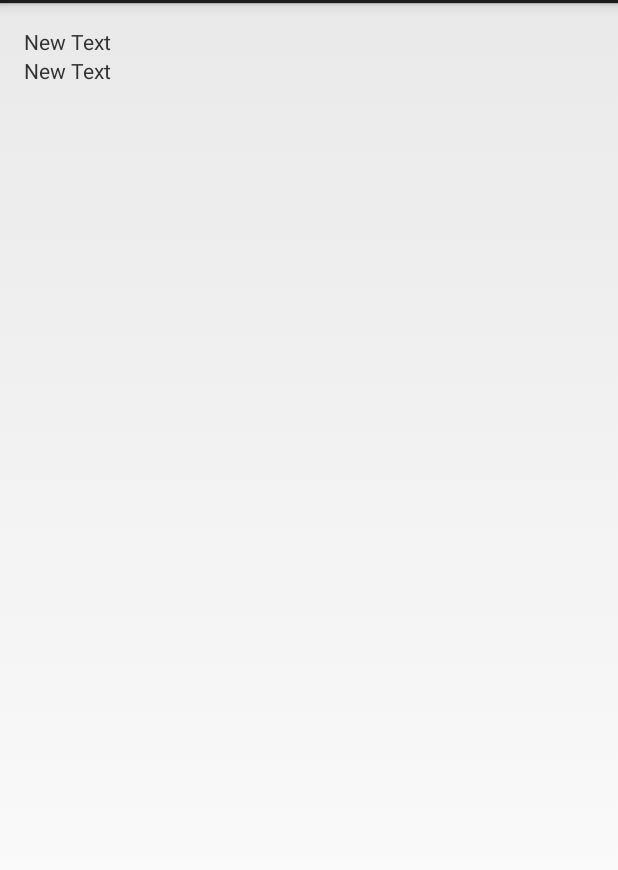
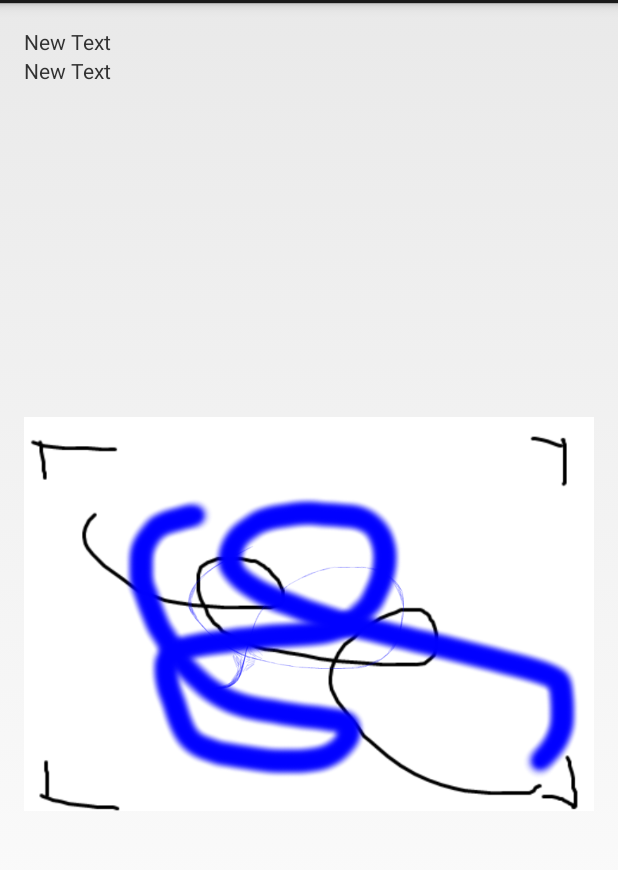
Before and after one commit to CzechHackathon2014/stb, an Android app: the screen it shows after launch (MyActivity), on a phone screen of 412 x 824 dp, the part 69-939 px from its top. Run offline under Robolectric (Android 15) with nearby library versions, the phone set to English and light mode, and no system bars; 1 statement that could not run was skipped.

Commit message:
1 sec, images

```diff
--- a/Tooth/app/build.gradle
+++ b/Tooth/app/build.gradle
@@ -21,7 +21,6 @@ android {
 
 dependencies {
     compile fileTree(dir: 'libs', include: ['*.jar'])
-
     compile fileTree(dir: 'libs', include: 'Parse-*.jar')
     compile 'net.sourceforge.jtransforms:jtransforms:2.4.0'
 }
--- a/Tooth/app/src/main/java/com/example/rjokl_000/tooth/MyActivity.java
+++ b/Tooth/app/src/main/java/com/example/rjokl_000/tooth/MyActivity.java
@@ -8,6 +8,7 @@ import android.content.BroadcastReceiver;
 import android.content.Context;
 import android.content.Intent;
 import android.content.IntentFilter;
+import android.graphics.BitmapFactory;
 import android.hardware.Sensor;
 import android.hardware.SensorEvent;
 import android.hardware.SensorEventListener;
@@ -18,6 +19,7 @@ import android.os.Message;
 import android.util.Log;
 import android.view.Menu;
 import android.view.MenuItem;
+import android.widget.ImageView;
 import android.widget.TextView;
 
 import com.parse.Parse;
@@ -48,7 +50,6 @@ public class MyActivity extends Activity implements SensorEventListener {
     private BluetoothSocket btSocket = null;
     private static final UUID MY_UUID = UUID.fromString("00001101-0000-1000-8000-00805F9B34FB");
     final int RECIEVE_MESSAGE = 1;
-
 
     // Create a BroadcastReceiver for ACTION_FOUND
     private final BroadcastReceiver mReceiver = new BroadcastReceiver() {
@@ -81,6 +82,31 @@ public class MyActivity extends Activity implements SensorEventListener {
         // jarda
         Parse.initialize(this, "LTxpj4PZ88hs9OwNLobWYwzI2Xr1nAAQpD555oPc", "WQV7TgBSSvA1j5uBj7GIeVyWm4byMSDkcW7rMfU3");
 
+        h = new Handler() {
+            public void handleMessage(android.os.Message msg) {
+                switch (msg.what) {
+                    case RECIEVE_MESSAGE:
+                        //A: x:    -8 y:   -16 z: -1040 M: x:   122 y:  -307 z:   459
+                        Pattern dp = Pattern.compile("A: x: +(-?\\d+) y: +(-?\\d+) z: +(-?\\d+) M: x: +(-?\\d+) y: +(-?\\d+) z: +(-?\\d+)");
+                        String line = (String)msg.obj;
+
+                        Matcher m = dp.matcher(line);
+                        if (m.find()) {
+                            addSample(
+                                    Float.parseFloat(m.group(1))/100,
+                                    Float.parseFloat(m.group(2))/100,
+                                    Float.parseFloat(m.group(3))/100,
+                                    Float.parseFloat(m.group(4))/100,
+                                    Float.parseFloat(m.group(5))/100,
+                                    Float.parseFloat(m.group(6))/100
+                            );
+                            //Log.d("handler", line);
+                        }
+                        break;
+                }
+            };
+        };
+
         mSensorManager = (SensorManager) getSystemService(Context.SENSOR_SERVICE);
         mSensor = mSensorManager.getDefaultSensor(Sensor.TYPE_GRAVITY);
 
@@ -101,6 +127,7 @@ public class MyActivity extends Activity implements SensorEventListener {
 
         BluetoothDevice device = mBluetoothAdapter.getRemoteDevice("20:13:09:30:16:50");
 
+        if (true) {
             try {
                 btSocket = createBluetoothSocket(device);
                 btSocket.connect();
@@ -108,37 +135,14 @@ public class MyActivity extends Activity implements SensorEventListener {
                 e.printStackTrace();
             }
 
-        h = new Handler() {
-            public void handleMessage(android.os.Message msg) {
-                switch (msg.what) {
-                    case RECIEVE_MESSAGE:
-                        //A: x:    -8 y:   -16 z: -1040 M: x:   122 y:  -307 z:   459
-                        Pattern dp = Pattern.compile("A: x: +(-?\\d+) y: +(-?\\d+) z: +(-?\\d+) M: x: +(-?\\d+) y: +(-?\\d+) z: +(-?\\d+)");
-                        String line = (String)msg.obj;
-
-                        Matcher m = dp.matcher(line);
-                        if (m.find()) {
-
-
-                            addSample(
-                                    Float.parseFloat(m.group(1))/100,
-                                    Float.parseFloat(m.group(2))/100,
-                                    Float.parseFloat(m.group(3))/100,
-                                    Float.parseFloat(m.group(4))/100,
-                                    Float.parseFloat(m.group(5))/100,
-                                    Float.parseFloat(m.group(6))/100
-                            );
-                            Log.d("handler", line);
-
+            mConnectedThread = new ConnectedThread(btSocket);
+            mConnectedThread.start();
         }
 
-                        break;
-                }
-            };
-        };
-
-        mConnectedThread = new ConnectedThread(btSocket);
-        mConnectedThread.start();
+        ImageView view = (ImageView) findViewById(R.id.imageView);
+        ImageView view2 = (ImageView) findViewById(R.id.imageView2);
+        view.setImageBitmap(BitmapFactory.decodeResource(getResources(), R.drawable.test));
+        view2.setImageBitmap(BitmapFactory.decodeResource(getResources(), R.drawable.test2));
     }
 
     private BluetoothSocket createBluetoothSocket(BluetoothDevice device) throws IOException {
@@ -174,6 +178,10 @@ public class MyActivity extends Activity implements SensorEventListener {
     @Override
     public void onSensorChanged(SensorEvent sensorEvent) {
 
+        //ImageView view = (ImageView) findViewById(R.id.imageView);
+        //Log.d("asd", String.format("%d, %d", view.getWidth(), view.getHeight()));
+
+
         return;
 
         /*TextView text1 = (TextView) findViewById(R.id.textView);
@@ -191,7 +199,7 @@ public class MyActivity extends Activity implements SensorEventListener {
         }
 
         sdata += "timestamp:" + System.currentTimeMillis()  + " point:" + String.format(Locale.ENGLISH, "%03.2f,%03.2f,%03.2f,%03.2f,%03.2f,%03.2f", x, y, z, a, b, c) ;
-        if (sdatacount == 100) {
+        if (sdatacount == 10) {
 
             Log.d("tag", String.format("%s", sdata));
 
--- a/Tooth/app/src/main/res/layout/activity_my.xml
+++ b/Tooth/app/src/main/res/layout/activity_my.xml
@@ -20,16 +20,31 @@
             android:layout_height="wrap_content"
             android:text="New Text"
             android:id="@+id/textView"
-        android:layout_alignParentTop="true"
-        />
+            android:layout_alignParentTop="true"/>
 
         <TextView
             android:layout_width="fill_parent"
             android:layout_height="wrap_content"
             android:text="New Text"
             android:id="@+id/textView2"
-        android:layout_below="@+id/textView"
-        />
+            android:layout_below="@+id/textView"/>
+
+        <RelativeLayout
+            android:layout_width="match_parent"
+            android:layout_height="match_parent"
+            android:layout_gravity="center_horizontal">
+            <ImageView
+                android:layout_width="fill_parent"
+                android:layout_height="fill_parent"
+                android:id="@+id/imageView"
+                android:layout_gravity="center_horizontal"/>
+            <ImageView
+                android:layout_width="fill_parent"
+                android:layout_height="fill_parent"
+                android:id="@+id/imageView2"
+                android:layout_gravity="center_horizontal"/>
+        </RelativeLayout>
+
 
     </LinearLayout>
 
```
Also changed, not shown: Tooth/app/src/main/res/drawable/test.png (added), Tooth/app/src/main/res/drawable/test2.png (added). Lines whose indentation alone changed are shown as unchanged.
